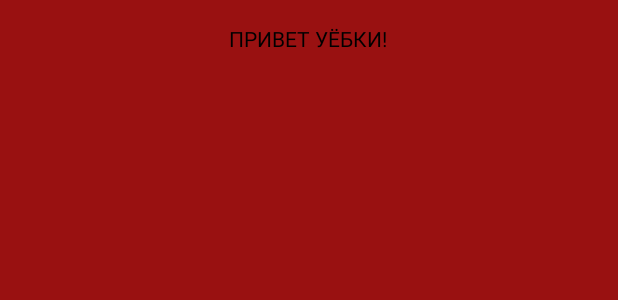
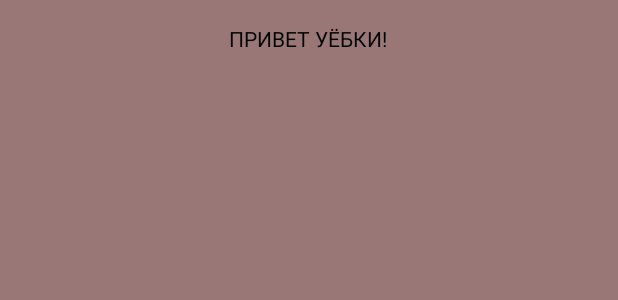
Before and after one commit to vladislavmihayloff/ttest, an Android app: the layout activity_main.xml on its own in the app's theme, with its tools: preview values and no code run, on a phone screen of 412 x 824 dp. Shown: the top 300 px of the screen. Run offline under Robolectric (Android 15) with nearby library versions, the phone set to English and light mode, and no system bars.

Commit message:
new color for bg

```diff
--- a/app/src/main/res/layout/activity_main.xml
+++ b/app/src/main/res/layout/activity_main.xml
@@ -7,7 +7,7 @@
                 android:paddingTop="@dimen/activity_vertical_margin"
                 android:paddingBottom="@dimen/activity_vertical_margin"
                 tools:context=".MainActivity"
-                android:background="#911">
+                android:background="#977">
 
     <TextView
             android:text="ПРИВЕТ УЁБКИ!"
```
